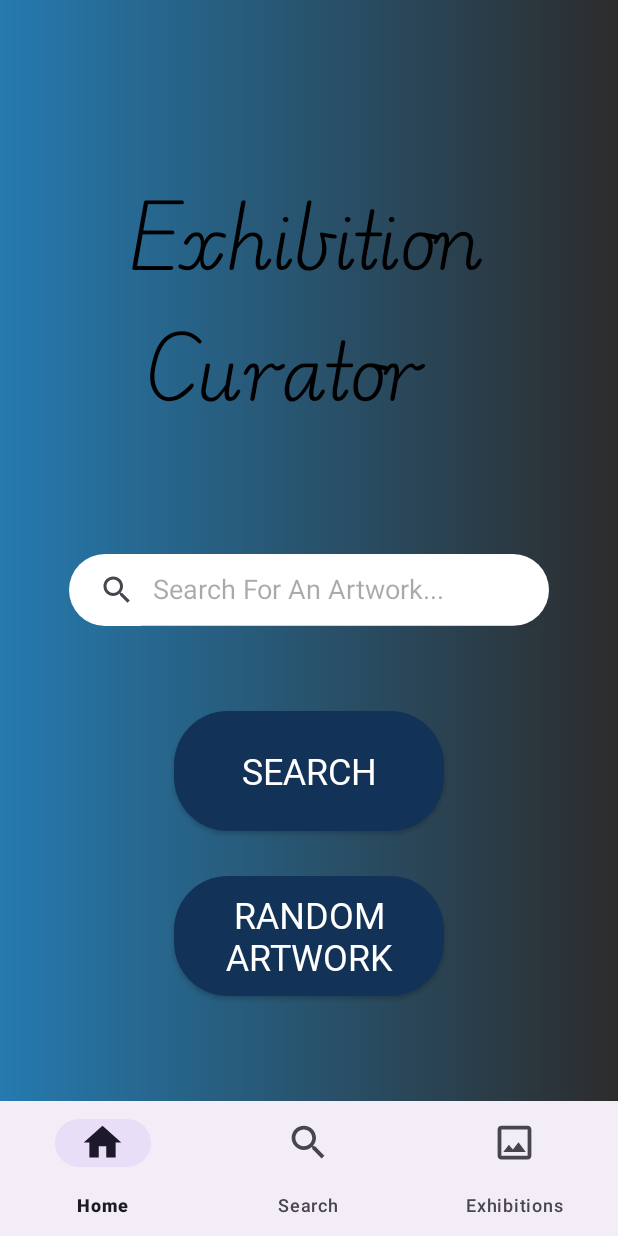
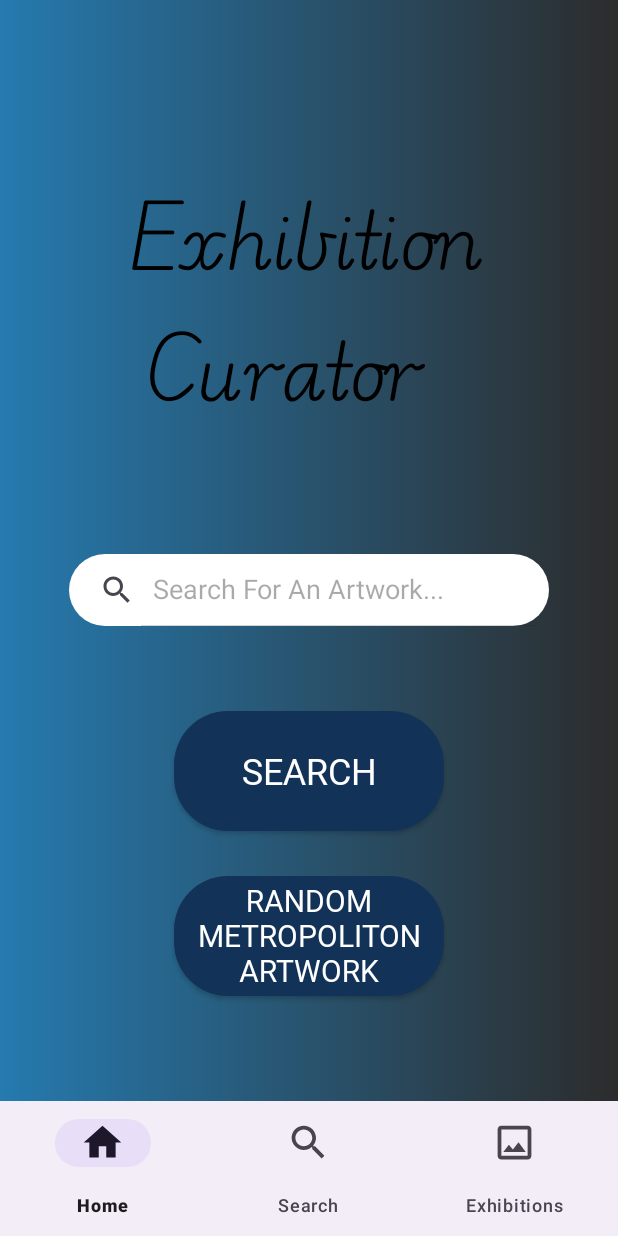
Before and after one commit to Totsua/exhibition-curator-android, an Android app: the screen it shows after launch (MainActivity), on a phone screen of 412 x 824 dp. Run offline under Robolectric (Android 15) with nearby library versions, the phone set to English and light mode, and no system bars; our stand-ins replace data binding.

Commit message:
design: add 'Random Metropoliton Artwork' to button

```diff
--- a/app/src/main/res/layout/fragment_home.xml
+++ b/app/src/main/res/layout/fragment_home.xml
@@ -64,10 +64,10 @@
             android:background="@drawable/custom_button_background"
             android:layout_width="180dp"
             android:layout_height="80dp"
-            android:text="Random Artwork"
+            android:text="Random Metropoliton Artwork"
             android:textColor="@color/white"
             android:fontFamily="@font/button_font"
-            android:textSize="24sp"
+            android:textSize="20sp"
             app:layout_constraintTop_toBottomOf="@id/homeTabSearchButton"
             app:layout_constraintStart_toStartOf="parent"
             app:layout_constraintEnd_toEndOf="parent"
```
